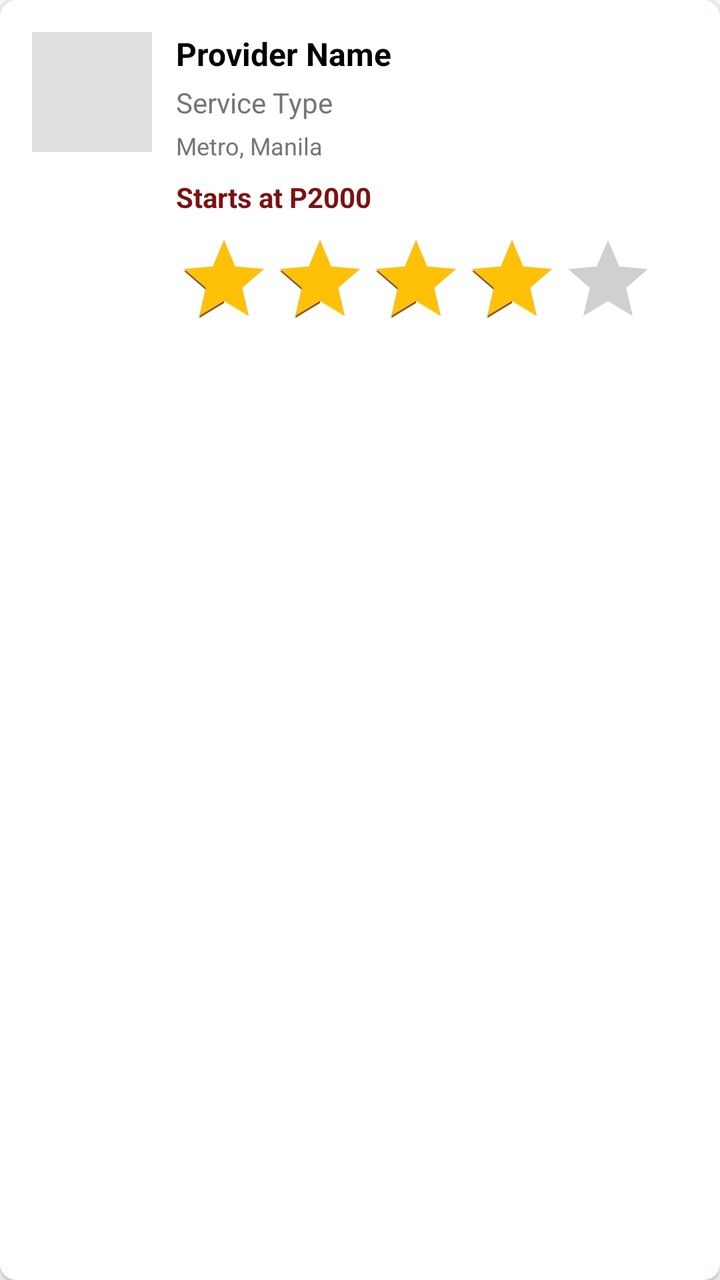
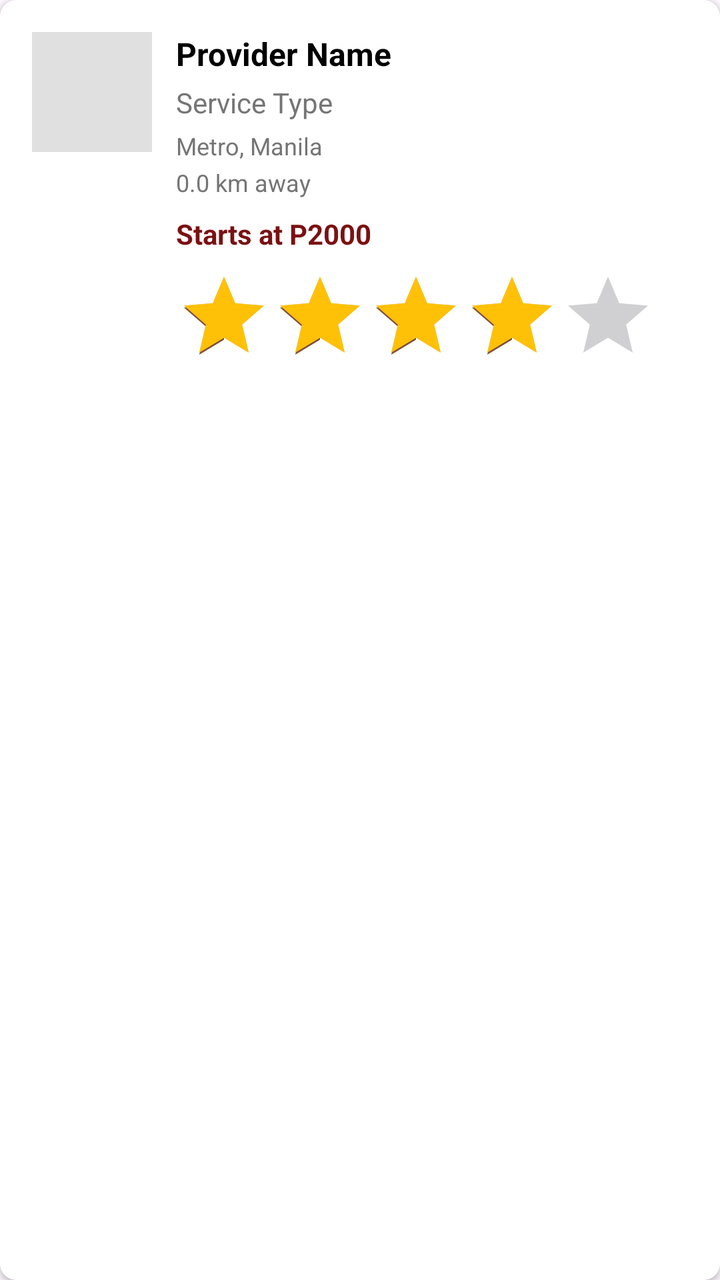

An Android layout rendered at two revisions. The XML below is the earlier revision; the diff shows what the commit changed to produce the second picture.
<!-- AndroidManifest.xml: application theme Theme.FixItFinderApp -->
<!-- res/layout/item_service_provider.xml -->
<?xml version="1.0" encoding="utf-8"?>
<androidx.cardview.widget.CardView
    xmlns:android="http://schemas.android.com/apk/res/android"
    xmlns:app="http://schemas.android.com/apk/res-auto"
    android:layout_width="match_parent"
    android:layout_height="wrap_content"
    android:layout_margin="8dp"
    app:cardCornerRadius="8dp"
    app:cardElevation="2dp"
    app:cardBackgroundColor="@color/white">

    <androidx.constraintlayout.widget.ConstraintLayout
        android:layout_width="match_parent"
        android:layout_height="wrap_content"
        android:padding="16dp">

        <ImageView
            android:id="@+id/ivProviderLogo"
            android:layout_width="60dp"
            android:layout_height="60dp"
            android:scaleType="centerCrop"
            android:background="#E0E0E0"
            android:contentDescription="Provider Logo"
            app:layout_constraintTop_toTopOf="parent"
            app:layout_constraintStart_toStartOf="parent" />

        <TextView
            android:id="@+id/tvProviderName"
            android:layout_width="0dp"
            android:layout_height="wrap_content"
            android:text="Provider Name"
            android:textSize="16sp"
            android:textStyle="bold"
            android:textColor="@android:color/black"
            android:layout_marginStart="12dp"
            app:layout_constraintTop_toTopOf="@+id/ivProviderLogo"
            app:layout_constraintStart_toEndOf="@+id/ivProviderLogo"
            app:layout_constraintEnd_toEndOf="parent" />

        <TextView
            android:id="@+id/tvProviderType"
            android:layout_width="0dp"
            android:layout_height="wrap_content"
            android:text="Service Type"
            android:textSize="14sp"
            android:textColor="#757575"
            android:layout_marginStart="12dp"
            android:layout_marginTop="4dp"
            app:layout_constraintTop_toBottomOf="@+id/tvProviderName"
            app:layout_constraintStart_toEndOf="@+id/ivProviderLogo"
            app:layout_constraintEnd_toEndOf="parent" />

        <TextView
            android:id="@+id/tvLocation"
            android:layout_width="0dp"
            android:layout_height="wrap_content"
            android:text="Metro, Manila"
            android:textSize="12sp"
            android:textColor="#757575"
            android:layout_marginStart="12dp"
            android:layout_marginTop="4dp"
            app:layout_constraintTop_toBottomOf="@+id/tvProviderType"
            app:layout_constraintStart_toEndOf="@+id/ivProviderLogo"
            app:layout_constraintEnd_toEndOf="parent" />

        <TextView
            android:id="@+id/tvPrice"
            android:layout_width="wrap_content"
            android:layout_height="wrap_content"
            android:text="Starts at P2000"
            android:textSize="14sp"
            android:textStyle="bold"
            android:textColor="@color/color_primary"
            android:layout_marginTop="8dp"
            app:layout_constraintTop_toBottomOf="@+id/tvLocation"
            app:layout_constraintStart_toStartOf="@+id/tvLocation" />

        <RatingBar
            android:id="@+id/ratingBar"
            android:layout_width="wrap_content"
            android:layout_height="wrap_content"
            android:numStars="5"
            android:rating="4"
            android:stepSize="0.5"
            android:progressTint="#FFC107"
            android:layout_marginTop="8dp"
            app:layout_constraintTop_toBottomOf="@+id/tvPrice"
            app:layout_constraintStart_toStartOf="@+id/tvPrice" />

    </androidx.constraintlayout.widget.ConstraintLayout>

</androidx.cardview.widget.CardView>
<!-- resources referenced by this layout -->
<resources>
  <color name="color_primary">#7B1113</color>
  <color name="white">#FFFFFFFF</color>
  <style name="Theme.FixItFinderApp" parent="Base.Theme.FixItFinderApp" />
  <style name="Base.Theme.FixItFinderApp" parent="Theme.Material3.DayNight.NoActionBar">
          <item name="colorPrimary">@color/color_primary</item>
          <item name="colorSecondary">@color/color_secondary</item>
          <item name="colorSurface">@color/color_background</item>
          <item name="colorOnSurface">@color/color_text_dark</item>
          <item name="colorPrimaryContainer">@color/color_primary</item>
          <item name="colorOnPrimary">@color/color_background</item>
      </style>
  <color name="color_secondary">#825037</color>
  <color name="color_background">#FFFFFF</color>
  <color name="color_text_dark">#2C2C2C</color>
</resources>

<!-- the commit's change to res/layout/item_service_provider.xml (unified diff, before → after) -->
@@ -64,6 +64,19 @@
             app:layout_constraintEnd_toEndOf="parent" />
 
         <TextView
+            android:id="@+id/tvDistance"
+            android:layout_width="0dp"
+            android:layout_height="wrap_content"
+            android:text="0.0 km away"
+            android:textSize="12sp"
+            android:textColor="#757575"
+            android:layout_marginStart="12dp"
+            android:layout_marginTop="2dp"
+            app:layout_constraintTop_toBottomOf="@+id/tvLocation"
+            app:layout_constraintStart_toEndOf="@+id/ivProviderLogo"
+            app:layout_constraintEnd_toEndOf="parent" />
+
+        <TextView
             android:id="@+id/tvPrice"
             android:layout_width="wrap_content"
             android:layout_height="wrap_content"
@@ -72,7 +85,7 @@
             android:textStyle="bold"
             android:textColor="@color/color_primary"
             android:layout_marginTop="8dp"
-            app:layout_constraintTop_toBottomOf="@+id/tvLocation"
+            app:layout_constraintTop_toBottomOf="@+id/tvDistance"
             app:layout_constraintStart_toStartOf="@+id/tvLocation" />
 
         <RatingBar
